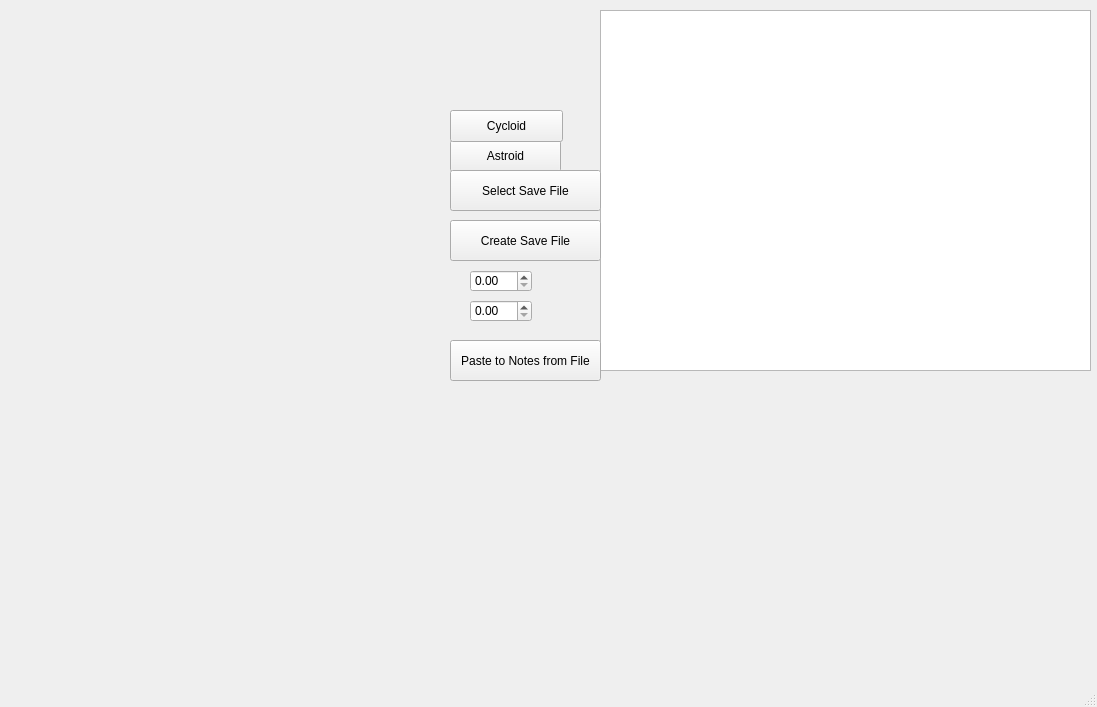
The window that mainwindow.ui (WSU-4110/Math_Scriptum) describes before a commit, drawn with Qt 5.
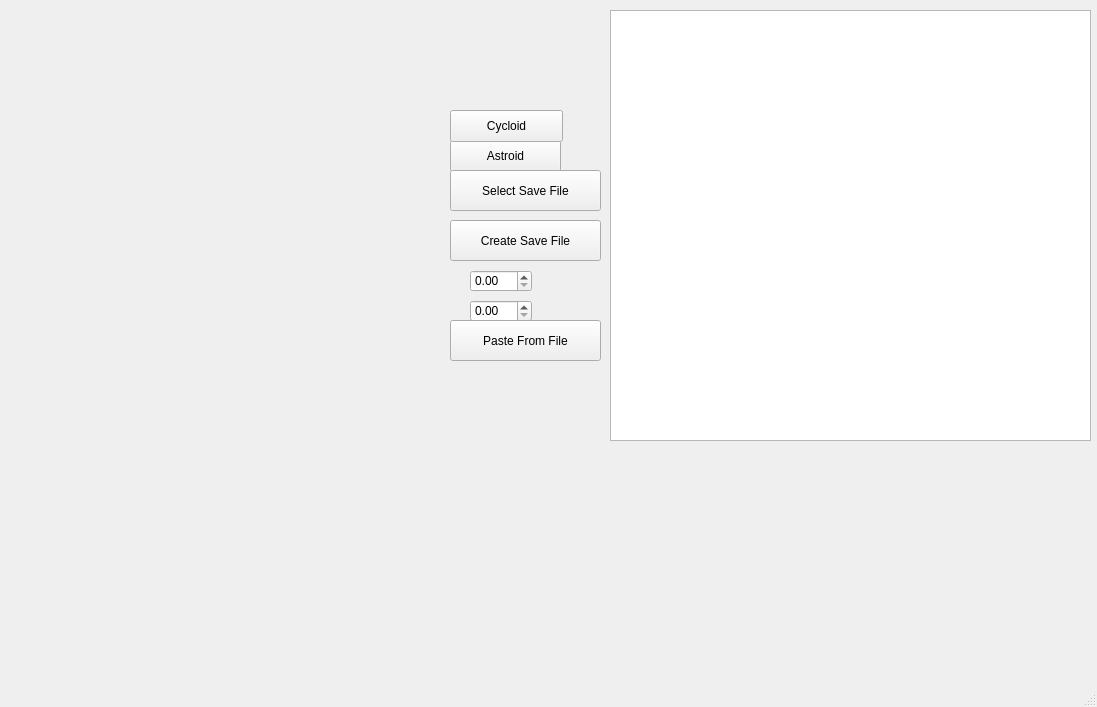
The same window after the commit. Custom widgets are drawn as their Qt base class.

Commit message: Fixed 2D shape bug

What changed in the file:
```diff
--- a/mainwindow.ui
+++ b/mainwindow.ui
@@ -49,10 +49,10 @@
     <widget class="QTextEdit" name="textEdit">
      <property name="geometry">
       <rect>
-       <x>20</x>
+       <x>30</x>
        <y>10</y>
-       <width>491</width>
-       <height>361</height>
+       <width>481</width>
+       <height>431</height>
       </rect>
      </property>
     </widget>
@@ -130,13 +130,13 @@
     <property name="geometry">
      <rect>
       <x>450</x>
-      <y>340</y>
+      <y>320</y>
       <width>151</width>
       <height>41</height>
      </rect>
     </property>
     <property name="text">
-     <string>Paste to Notes from File</string>
+     <string>Paste From File</string>
     </property>
    </widget>
   </widget>
```
Left out of the diff: 2 changed lines with no effect on the pictures. The commit also changes 1 other file.
